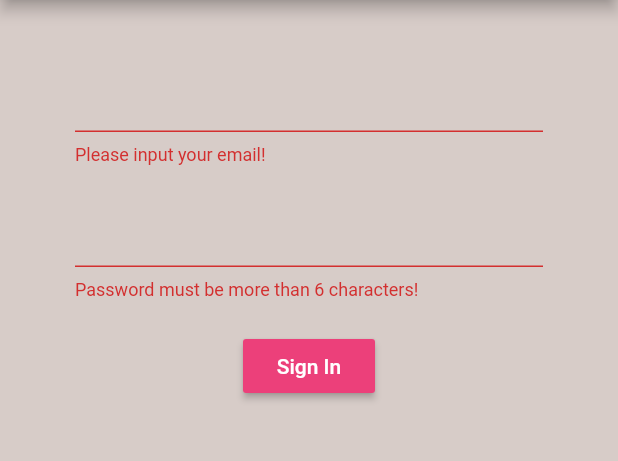
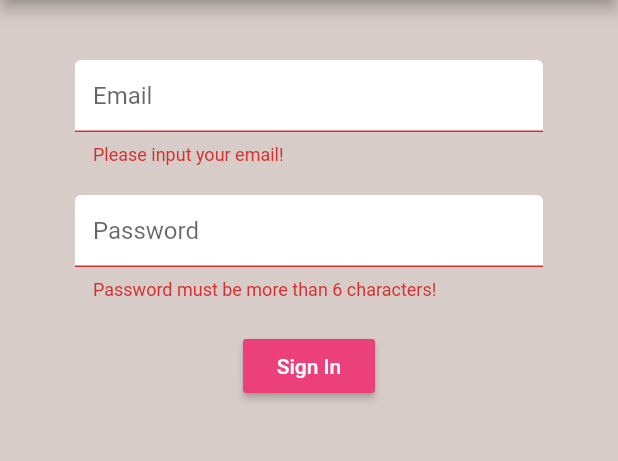
Before and after one commit to dkbac/brew_crew, a Flutter app: the screen it shows after launch, after a tap on "Sign In", on a phone screen of 412 x 824 dp, the part 84-545 px from its top. Run offline on Flutter 3.47's test engine with Material 2 defaults, Android fonts, the phone set to English and light mode, and no system bars; our stand-ins replace firebase_auth; accounts and stored records are empty.

Commit message:
Add decoration for input text editor; define a const for re-use

```diff
--- a/lib/screens/authenticate/register.dart
+++ b/lib/screens/authenticate/register.dart
@@ -1,5 +1,6 @@
 import 'package:flutter/material.dart';
 import 'package:brew_crew/services/auth.dart';
+import 'package:brew_crew/shared/constants.dart';
 
 class Register extends StatefulWidget {
 
@@ -48,6 +49,7 @@ class _RegisterState extends State<Register> {
             children: <Widget>[
               SizedBox(height: 20),
               TextFormField(
+                decoration: inputTextDecoration.copyWith(hintText: 'Email'),
                 validator: (val) => val.isEmpty ? "Please input your email!" : null,
                 onChanged: (val) {
                   setState(() => email = val);
@@ -55,6 +57,7 @@ class _RegisterState extends State<Register> {
               ),
               SizedBox(height: 20),
               TextFormField(
+                decoration: inputTextDecoration.copyWith(hintText: 'Password'),
                 validator: (val) => val.length < 6 ? "Password must be more than 6 chracters!" : null,
                 obscureText: true,
                 onChanged: (val) {
--- a/lib/screens/authenticate/sign_in.dart
+++ b/lib/screens/authenticate/sign_in.dart
@@ -1,5 +1,6 @@
 import 'package:brew_crew/services/auth.dart';
 import 'package:flutter/material.dart';
+import 'package:brew_crew/shared/constants.dart';
 
 class SignIn extends StatefulWidget {
 
@@ -49,6 +50,7 @@ class _SignInState extends State<SignIn> {
             children: <Widget>[
               SizedBox(height: 20),
               TextFormField(
+                decoration: inputTextDecoration.copyWith(hintText: 'Email'),
                 validator: (val) => val.isEmpty ? "Please input your email!" : null,
                 onChanged: (val) {
                   setState(() => email = val);
@@ -56,6 +58,7 @@ class _SignInState extends State<SignIn> {
               ),
               SizedBox(height: 20),
               TextFormField(
+                decoration: inputTextDecoration.copyWith(hintText: 'Password'),
                 validator: (val) => val.length < 6 ? "Password must be more than 6 characters!" : null,
                 obscureText: true,
                 onChanged: (val) {
--- /dev/null
+++ b/lib/shared/constants.dart
@@ -0,0 +1,18 @@
+import 'package:flutter/material.dart';
+
+const inputTextDecoration = InputDecoration(
+  fillColor: Colors.white,
+  filled: true,
+  enabledBorder: OutlineInputBorder(
+    borderSide: BorderSide(
+      color: Colors.white,
+      width: 2.0,
+    ),
+  ),
+  focusedBorder: OutlineInputBorder(
+    borderSide: BorderSide(
+      color: Colors.green,
+      width: 2.0,
+    ),
+  ),
+);
```
